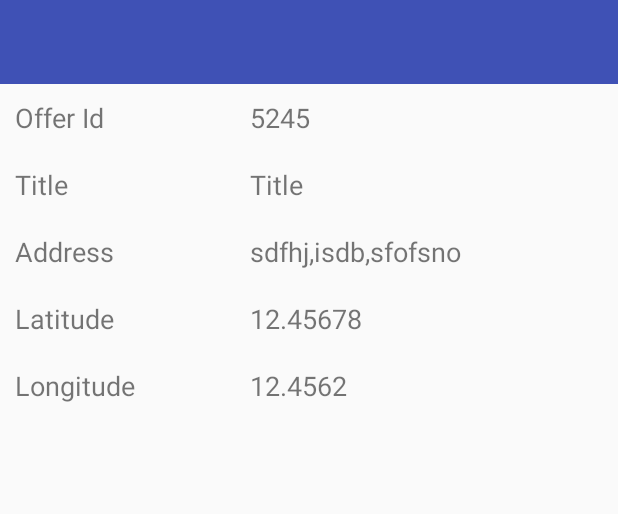
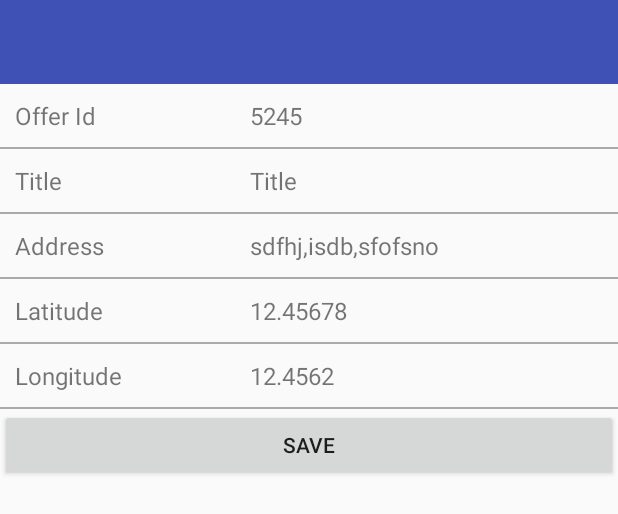
Before and after one commit to mohitajwani/SnapWork, an Android app: the layout activity_offers.xml on its own in the app's theme, with its tools: preview values and no code run, on a phone screen of 412 x 824 dp. Shown: the top 514 px of the screen. Run offline under Robolectric (Android 15) with nearby library versions, the phone set to English and light mode, and no system bars.

```diff
--- a/MyApplication/app/src/main/AndroidManifest.xml
+++ b/MyApplication/app/src/main/AndroidManifest.xml
@@ -9,9 +9,10 @@
     -->
     <uses-permission android:name="android.permission.ACCESS_FINE_LOCATION" />
 
-    <uses-permission android:name="android.permission.INTERNET"/>
+    <uses-permission android:name="android.permission.INTERNET" />
 
     <application
+        android:name=".App"
         android:allowBackup="true"
         android:icon="@mipmap/ic_launcher"
         android:label="@string/app_name"
--- a/MyApplication/app/src/main/java/snapwork/com/mohittest/Offer.java
+++ b/MyApplication/app/src/main/java/snapwork/com/mohittest/Offer.java
@@ -7,18 +7,18 @@ import java.io.Serializable;
  */
 
 public class Offer implements Serializable{
-    private int OFFER_ID;
+    private String OFFER_ID;
     private String address;
     private String name;
     private double LAT;
     private double LON;
     private boolean isMarked;
 
-    public int getOFFER_ID() {
+    public String getOFFER_ID() {
         return OFFER_ID;
     }
 
-    public void setOFFER_ID(int OFFER_ID) {
+    public void setOFFER_ID(String OFFER_ID) {
         this.OFFER_ID = OFFER_ID;
     }
 
--- a/MyApplication/app/src/main/java/snapwork/com/mohittest/OffersAdapter.java
+++ b/MyApplication/app/src/main/java/snapwork/com/mohittest/OffersAdapter.java
@@ -1,5 +1,6 @@
 package snapwork.com.mohittest;
 
+import android.graphics.Color;
 import android.support.v7.widget.RecyclerView;
 import android.view.LayoutInflater;
 import android.view.View;
@@ -53,6 +54,11 @@ public class OffersAdapter extends RecyclerView.Adapter<OffersAdapter.OfferViewH
                 fragment.showOfferDetailScreen(offer);
             }
         });
+        if (offer.isMarked()) {
+            holder.itemView.setBackgroundColor(Color.LTGRAY);
+        } else {
+            holder.itemView.setBackgroundColor(Color.TRANSPARENT);
+        }
     }
 
     @Override
--- a/MyApplication/app/src/main/res/layout/activity_offers.xml
+++ b/MyApplication/app/src/main/res/layout/activity_offers.xml
@@ -26,16 +26,21 @@
             android:layout_height="wrap_content"
             android:layout_weight="0.4"
             android:text="@string/offer_id"
-            android:textSize="18sp" />
+            android:textSize="16sp" />
 
         <TextView
             android:id="@+id/tvOfferIdValue"
             android:layout_width="0dp"
             android:layout_height="wrap_content"
             android:layout_weight="0.6"
-            android:textSize="18sp"
+            android:textSize="16sp"
             tools:text="5245" />
     </LinearLayout>
+
+    <View
+        android:layout_width="match_parent"
+        android:layout_height="1dp"
+        android:background="@android:color/darker_gray"/>
 
     <LinearLayout
         android:layout_width="match_parent"
@@ -49,16 +54,21 @@
             android:layout_height="wrap_content"
             android:layout_weight="0.4"
             android:text="@string/offer_title"
-            android:textSize="18sp" />
+            android:textSize="16sp" />
 
         <TextView
             android:id="@+id/tvTitleValue"
             android:layout_width="0dp"
             android:layout_height="wrap_content"
             android:layout_weight="0.6"
-            android:textSize="18sp"
+            android:textSize="16sp"
             tools:text="Title" />
     </LinearLayout>
+
+    <View
+        android:layout_width="match_parent"
+        android:layout_height="1dp"
+        android:background="@android:color/darker_gray"/>
 
     <LinearLayout
         android:layout_width="match_parent"
@@ -72,16 +82,21 @@
             android:layout_height="wrap_content"
             android:layout_weight="0.4"
             android:text="@string/offer_address"
-            android:textSize="18sp" />
+            android:textSize="16sp" />
 
         <TextView
             android:id="@+id/tvAddressValue"
             android:layout_width="0dp"
             android:layout_height="wrap_content"
             android:layout_weight="0.6"
-            android:textSize="18sp"
+            android:textSize="16sp"
             tools:text="sdfhj,isdb,sfofsno" />
     </LinearLayout>
+
+    <View
+        android:layout_width="match_parent"
+        android:layout_height="1dp"
+        android:background="@android:color/darker_gray"/>
 
     <LinearLayout
         android:layout_width="match_parent"
@@ -95,16 +110,21 @@
             android:layout_height="wrap_content"
             android:layout_weight="0.4"
             android:text="@string/offer_lat"
-            android:textSize="18sp" />
+            android:textSize="16sp" />
 
         <TextView
             android:id="@+id/tvLatValue"
             android:layout_width="0dp"
             android:layout_height="wrap_content"
             android:layout_weight="0.6"
-            android:textSize="18sp"
+            android:textSize="16sp"
             tools:text="12.45678" />
     </LinearLayout>
+
+    <View
+        android:layout_width="match_parent"
+        android:layout_height="1dp"
+        android:background="@android:color/darker_gray"/>
 
     <LinearLayout
         android:layout_width="match_parent"
@@ -118,14 +138,30 @@
             android:layout_height="wrap_content"
             android:layout_weight="0.4"
             android:text="@string/offer_lon"
-            android:textSize="18sp" />
+            android:textSize="16sp" />
 
         <TextView
             android:id="@+id/tvLonValue"
             android:layout_width="0dp"
             android:layout_height="wrap_content"
             android:layout_weight="0.6"
-            android:textSize="18sp"
+            android:textSize="16sp"
             tools:text="12.4562" />
     </LinearLayout>
+
+    <View
+        android:layout_width="match_parent"
+        android:layout_height="1dp"
+        android:background="@android:color/darker_gray"/>
+
+    <LinearLayout
+        android:layout_width="match_parent"
+        android:layout_height="match_parent"
+        android:orientation="vertical">
+        <Button
+            android:id="@+id/btnSaveDiscard"
+            android:layout_width="match_parent"
+            android:layout_height="wrap_content"
+            android:text="@string/button_save"/>
+    </LinearLayout>
 </LinearLayout>
--- a/MyApplication/app/src/main/res/values/strings.xml
+++ b/MyApplication/app/src/main/res/values/strings.xml
@@ -8,4 +8,6 @@
     <string name="offer_address">Address</string>
     <string name="offer_title">Title</string>
     <string name="offer_id">Offer Id</string>
+    <string name="button_save">Save</string>
+    <string name="button_discard">Discard</string>
 </resources>
```
Also changed, not shown: MyApplication/app/src/main/java/snapwork/com/mohittest/App.java (added, +44 -0 lines), MyApplication/app/src/main/java/snapwork/com/mohittest/ListFragment.java (+4 -3 lines), MyApplication/app/src/main/java/snapwork/com/mohittest/MainActivity.java (+23 -1 lines), MyApplication/app/src/main/java/snapwork/com/mohittest/OffersActivity.java (+29 -7 lines).
